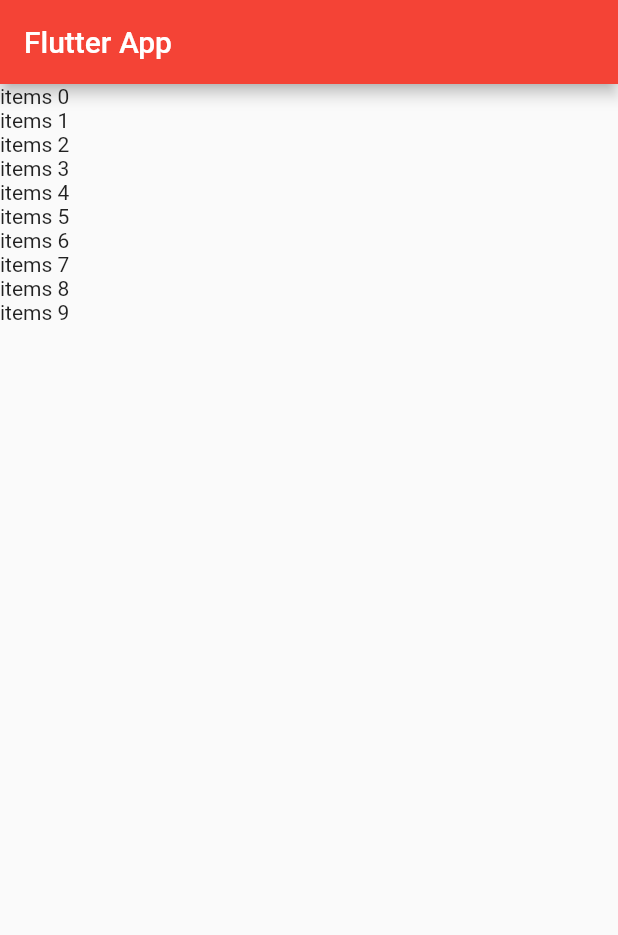
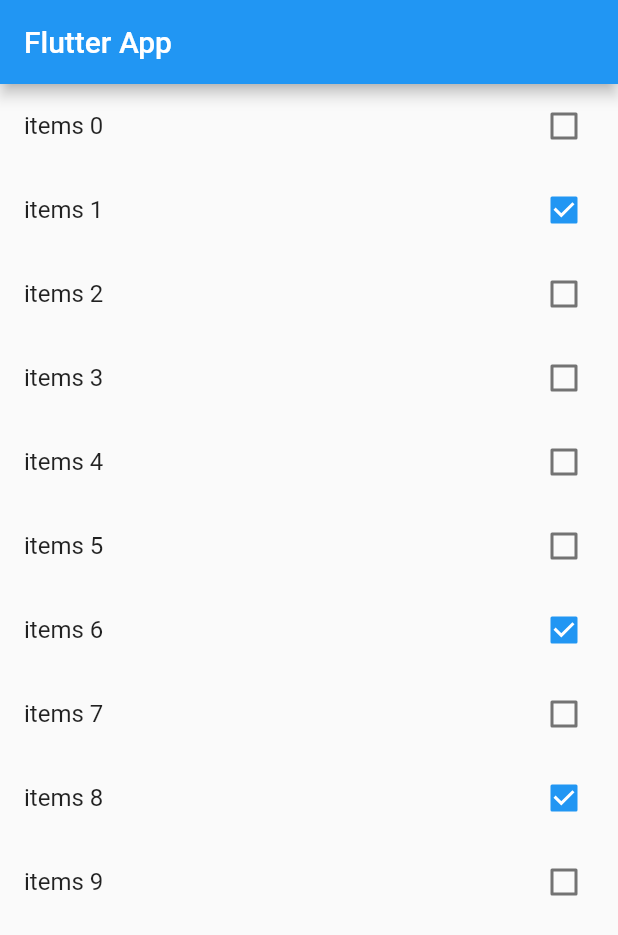
Before and after one commit to jhonnyrobert/ProjetoFlutter_ListaDeTarefas, a Flutter app: the screen it shows after launch, on a phone screen of 412 x 824 dp. Shown: the top 935 px of the screen. Run offline on Flutter 3.47's test engine with Material 2 defaults, Android fonts, the phone set to English and light mode, and no system bars.

```diff
--- a/lib/main.dart
+++ b/lib/main.dart
@@ -12,7 +12,7 @@ class App extends StatelessWidget {
       debugShowCheckedModeBanner: false,
       title: ' TurismoApp',
       theme: ThemeData(
-        primarySwatch: Colors.red,
+        primarySwatch: Colors.blue,
       ),
       home: HomePage(),
     );
@@ -48,10 +48,17 @@ class _HomePageState extends State<HomePage> {
       appBar: AppBar(
         title: Text("Flutter App"),
       ),
+      // metodo para construir dinamicamente a lista, baseado no tamanho dos itens
       body: ListView.builder(
         itemCount: widget.items.length,
         itemBuilder: (BuildContext ctx, int index) {
-          return Text(widget.items[index].title);
+          final item = widget.items[index];
+          return CheckboxListTile(
+            title: Text(item.title),
+            key: Key(item.title),
+            value: item.done,
+            onChanged: (value) {},
+          );
         },
       ),
     );
```
